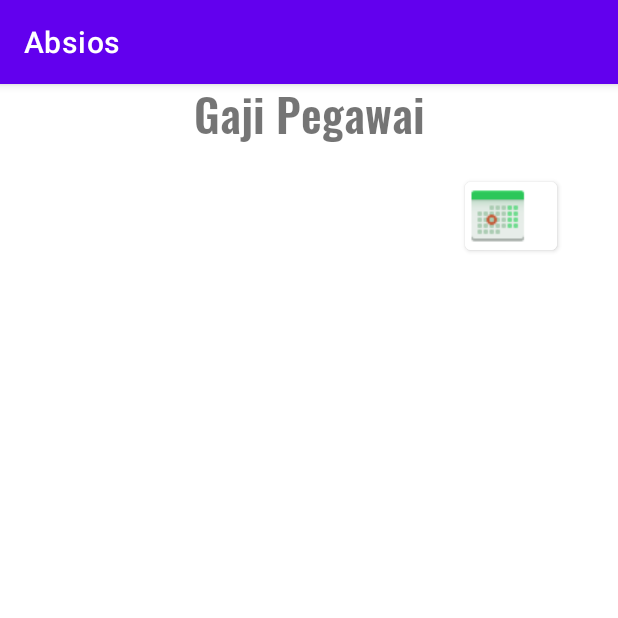
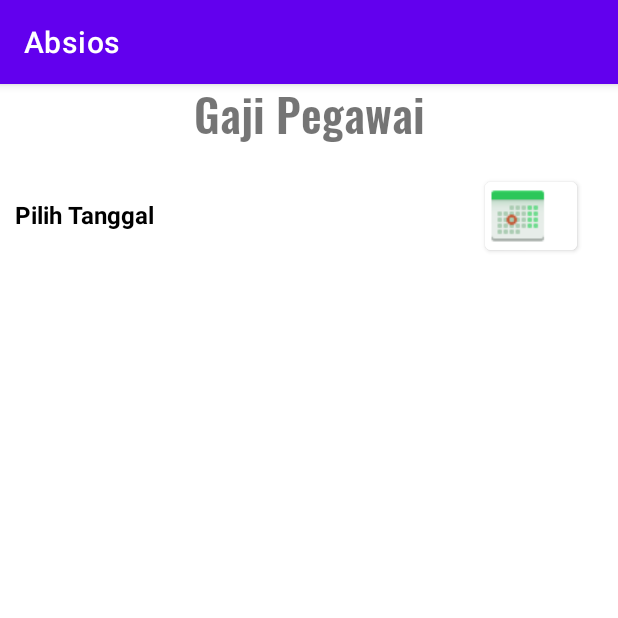
Before and after one commit to Marv876/AndroidKPNew, an Android app: the GajiActivity screen opened directly, with no data from a screen before it, on a phone screen of 412 x 824 dp, the top half of it. Run offline under Robolectric (Android 15) with nearby library versions, the phone set to English and light mode, and no system bars.

```diff
--- a/app/src/main/res/layout/activity_gaji.xml
+++ b/app/src/main/res/layout/activity_gaji.xml
@@ -21,13 +21,23 @@
         android:layout_width="match_parent"
         android:layout_height="wrap_content">
 
+        <TextView
+            android:id="@+id/tanggalRange_txt"
+            android:layout_width="283dp"
+            android:layout_height="32dp"
+            android:layout_marginLeft="10dp"
+            android:text="Pilih Tanggal "
+            android:textColor="@color/black"
+            android:textSize="16dp"
+            android:textStyle="bold" />
+
         <Button
             android:id="@+id/calendar_btn"
             android:layout_width="61dp"
             android:layout_height="57dp"
             android:layout_alignParentRight="true"
             android:layout_centerHorizontal="true"
-            android:layout_marginLeft="310dp"
+            android:layout_marginLeft="30dp"
             android:backgroundTint="@color/white"
             android:drawableRight="@drawable/calendar" />
 
```
Also changed, not shown: app/src/main/java/com/example/androidkpnew/GajiActivity.java (+14 -6 lines), app/src/main/java/com/example/androidkpnew/HomeActivity.kt (+4 -4 lines).
